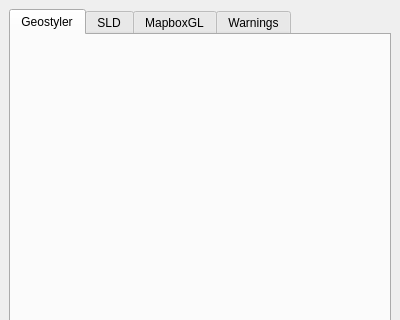
The window that geocatbridge/ui/multistyler.ui (GeoCat/qgis-bridge-plugin) describes before a commit, drawn with Qt 5; both pictures show x 0 to 400 and y 0 to 320 of the 400 by 459 pixel window.
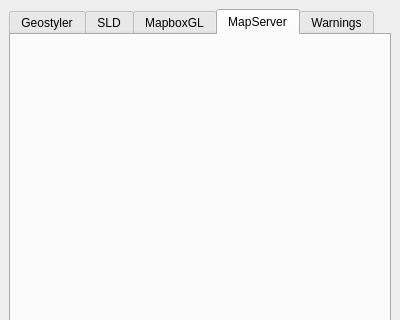
The same window after the commit. The open tabs and pages were chosen to show the change.

Patch:
```diff
--- a/geocatbridge/ui/multistyler.ui
+++ b/geocatbridge/ui/multistyler.ui
@@ -50,6 +50,16 @@
         </item>
        </layout>
       </widget>
+      <widget class="QWidget" name="tab_5">
+       <attribute name="title">
+        <string>MapServer</string>
+       </attribute>
+       <layout class="QVBoxLayout" name="verticalLayout_6">
+        <item>
+         <widget class="QWidget" name="widgetMapserver" native="true"/>
+        </item>
+       </layout>
+      </widget>
       <widget class="QWidget" name="tab_4">
        <attribute name="title">
         <string>Warnings</string>
```
